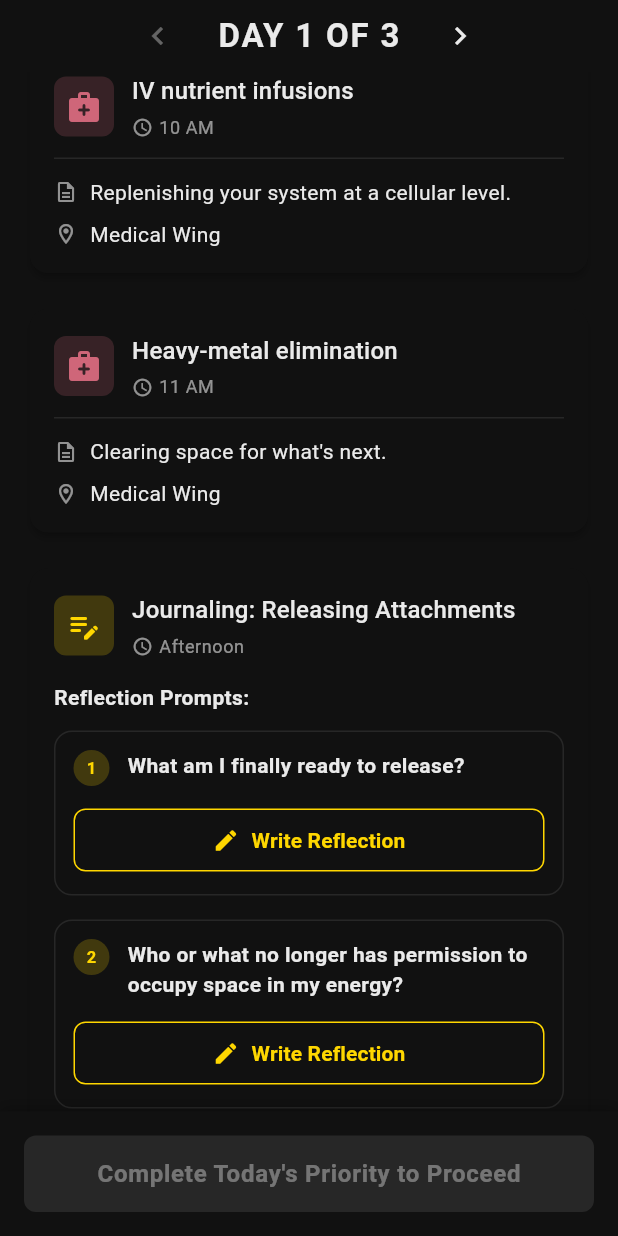
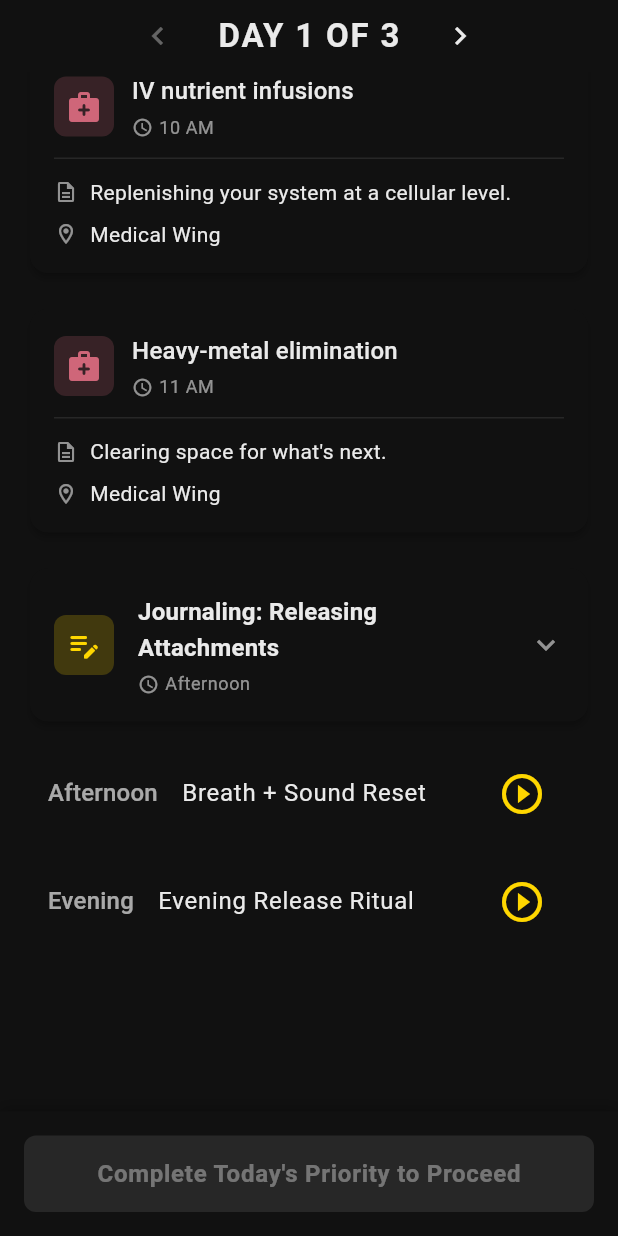
Before and after one commit to julianesar/everglow, a Flutter app: the DayScreen screen opened directly with empty values, scrolled down 892 dp, on a phone screen of 412 x 824 dp. Run offline on Flutter 3.47's test engine with Material 3 defaults, Android fonts, the phone set to English and light mode, and no system bars; our stand-ins replace dio, flutter_markdown, flutter_riverpod, go_router, isar, just_audio and 4 more; missing offline and left inert: audio_session; accounts and stored records are empty; generated files the repository leaves out were written again; Roboto replaces fonts that are missing (Lora, Satoshi); statements that could not run were skipped.

Commit message:
journaling with accorden card ok

```diff
--- a/lib/presentation/features/daily_journey/widgets/guided_practice_widget.dart
+++ b/lib/presentation/features/daily_journey/widgets/guided_practice_widget.dart
@@ -111,7 +111,7 @@ class GuidedPracticeWidget extends ConsumerWidget {
       audioNotifier.resume();
     } else {
       // Not loaded or a different track is playing - start playing
-      audioNotifier.play(practice.audioUrl);
+      audioNotifier.play(practice.audioUrl, practice.title);
     }
   }
 }
--- a/lib/presentation/screens/day/day_screen.dart
+++ b/lib/presentation/screens/day/day_screen.dart
@@ -600,7 +600,10 @@ class _MedicalEventCard extends StatelessWidget {
   }
 }
 
-/// Card widget for displaying journaling sections
+/// Card widget for displaying journaling sections as an expandable accordion
+///
+/// This widget uses an ExpansionTile to reduce cognitive load by allowing
+/// users to expand only the journaling sections they want to work on.
 class _JournalingCard extends ConsumerWidget {
   const _JournalingCard({required this.section, required this.dayNumber});
 
@@ -657,15 +660,30 @@ class _JournalingCard extends ConsumerWidget {
 
     return Card(
       elevation: 2,
-      child: Padding(
-        padding: const EdgeInsets.all(16.0),
-        child: Column(
-          crossAxisAlignment: CrossAxisAlignment.start,
-          children: [
-            // Card header with icon and title
-            Row(
-              children: [
-                Container(
+      clipBehavior: Clip.antiAlias,
+      child: Theme(
+        // Override the expansion tile theme for better control
+        data: Theme.of(context).copyWith(
+          dividerColor: Colors.transparent,
+        ),
+        child: ExpansionTile(
+          // Disable default top/bottom borders
+          tilePadding: const EdgeInsets.symmetric(
+            horizontal: 16.0,
+            vertical: 8.0,
+          ),
+          childrenPadding: const EdgeInsets.only(
+            left: 16.0,
+            right: 16.0,
+            bottom: 16.0,
+          ),
+          // Custom expansion icon colors
+          iconColor: Theme.of(context).colorScheme.primary,
+          collapsedIconColor: Theme.of(
+            context,
+          ).colorScheme.onSurface.withValues(alpha: 0.6),
+          // Leading icon with background
+          leading: Container(
             padding: const EdgeInsets.all(8),
             decoration: BoxDecoration(
               color: Theme.of(
@@ -679,17 +697,17 @@ class _JournalingCard extends ConsumerWidget {
               size: 24,
             ),
           ),
-                const SizedBox(width: 12),
-                Expanded(
-                  child: Column(
-                    crossAxisAlignment: CrossAxisAlignment.start,
-                    children: [
-                      Text(
+          // Title with section name
+          title: Text(
             section.title,
-                        style: Theme.of(context).textTheme.titleMedium,
+            style: Theme.of(context).textTheme.titleMedium?.copyWith(
+              fontWeight: FontWeight.w600,
             ),
-                      const SizedBox(height: 4),
-                      Row(
+          ),
+          // Subtitle with time
+          subtitle: Padding(
+            padding: const EdgeInsets.only(top: 4.0),
+            child: Row(
               children: [
                 Icon(
                   Icons.access_time,
@@ -701,31 +719,17 @@ class _JournalingCard extends ConsumerWidget {
                 const SizedBox(width: 4),
                 Text(
                   section.time,
-                            style: Theme.of(context).textTheme.bodySmall
-                                ?.copyWith(
-                                  color: Theme.of(context).colorScheme.onSurface
-                                      .withValues(alpha: 0.6),
+                  style: Theme.of(context).textTheme.bodySmall?.copyWith(
+                    color: Theme.of(
+                      context,
+                    ).colorScheme.onSurface.withValues(alpha: 0.6),
                   ),
                 ),
               ],
             ),
-                    ],
           ),
-                ),
-              ],
-            ),
-            const SizedBox(height: 16),
-
-            // Section title for prompts
-            Text(
-              'Reflection Prompts:',
-              style: Theme.of(
-                context,
-              ).textTheme.bodyMedium?.copyWith(fontWeight: FontWeight.w600),
-            ),
-            const SizedBox(height: 12),
-
-            // Display prompts with their responses or write button
+          // Expandable content - the journaling prompts
+          children: [
             dailyJourneyAsync.when(
               loading: () => const Center(
                 child: Padding(
@@ -734,6 +738,8 @@ class _JournalingCard extends ConsumerWidget {
                 ),
               ),
               error: (error, _) => Center(
+                child: Padding(
+                  padding: const EdgeInsets.all(16.0),
                   child: Text(
                     'Error loading responses',
                     style: Theme.of(context).textTheme.bodyMedium?.copyWith(
@@ -741,9 +747,22 @@ class _JournalingCard extends ConsumerWidget {
                     ),
                   ),
                 ),
+              ),
               data: (dailyJourney) {
                 return Column(
-                  children: section.prompts.asMap().entries.map((entry) {
+                  crossAxisAlignment: CrossAxisAlignment.start,
+                  children: [
+                    // Section title for prompts
+                    Text(
+                      'Reflection Prompts:',
+                      style: Theme.of(context).textTheme.bodyMedium?.copyWith(
+                        fontWeight: FontWeight.w600,
+                      ),
+                    ),
+                    const SizedBox(height: 12),
+
+                    // Display prompts with their responses or write button
+                    ...section.prompts.asMap().entries.map((entry) {
                       final index = entry.key;
                       final prompt = entry.value;
                       final response = dailyJourney.journalResponses[prompt.id];
@@ -902,6 +921,7 @@ class _JournalingCard extends ConsumerWidget {
                         ),
                       );
                     }).toList(),
+                  ],
                 );
               },
             ),
--- a/pubspec.yaml
+++ b/pubspec.yaml
@@ -27,6 +27,7 @@ dependencies:
 
   # Audio
   just_audio: ^0.9.42
+  audio_session: ^0.1.21
 
   # Notifications
   flutter_local_notifications: ^18.0.1
```
Also changed, not shown: lib/presentation/core/services/audio_player_service.dart (+142 -24 lines), pubspec.lock, 1 other file. Lines whose indentation alone changed are shown as unchanged.
